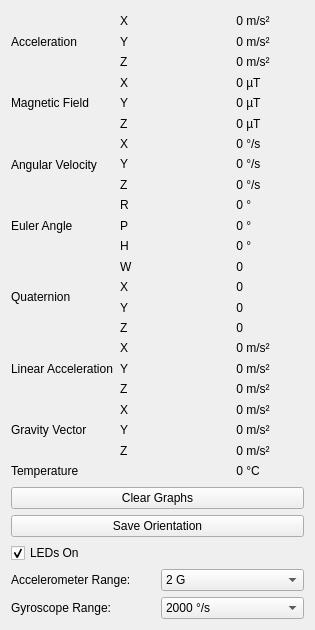
The window that src/brickv/plugin_system/plugins/imu_v2/ui/imu_v2.ui (Tinkerforge/brickv) describes before a commit, drawn with Qt 5.
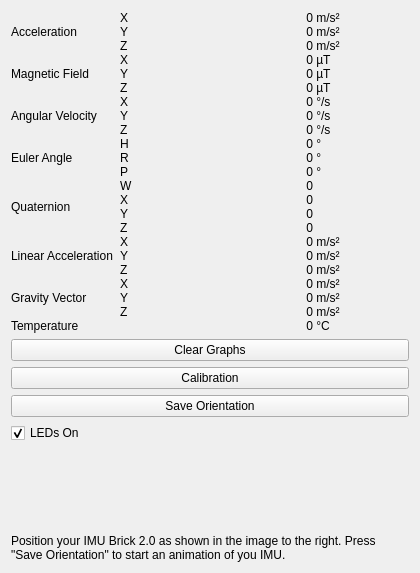
The same window after the commit.

Commit message: Add Calibration Window and reorder buttons

```diff
--- a/src/brickv/plugin_system/plugins/imu_v2/ui/imu_v2.ui
+++ b/src/brickv/plugin_system/plugins/imu_v2/ui/imu_v2.ui
@@ -6,8 +6,8 @@
    <rect>
     <x>0</x>
     <y>0</y>
-    <width>315</width>
-    <height>630</height>
+    <width>420</width>
+    <height>573</height>
    </rect>
   </property>
   <property name="windowTitle">
@@ -56,36 +56,6 @@
          </property>
         </widget>
        </item>
-       <item row="9" column="2">
-        <widget class="QLabel" name="label_euler_angle_roll">
-         <property name="text">
-          <string>0</string>
-         </property>
-         <property name="alignment">
-          <set>Qt::AlignRight|Qt::AlignTrailing|Qt::AlignVCenter</set>
-         </property>
-        </widget>
-       </item>
-       <item row="10" column="2">
-        <widget class="QLabel" name="label_euler_angle_pitch">
-         <property name="text">
-          <string>0</string>
-         </property>
-         <property name="alignment">
-          <set>Qt::AlignRight|Qt::AlignTrailing|Qt::AlignVCenter</set>
-         </property>
-        </widget>
-       </item>
-       <item row="11" column="2">
-        <widget class="QLabel" name="label_euler_angle_heading">
-         <property name="text">
-          <string>0</string>
-         </property>
-         <property name="alignment">
-          <set>Qt::AlignRight|Qt::AlignTrailing|Qt::AlignVCenter</set>
-         </property>
-        </widget>
-       </item>
        <item row="12" column="2">
         <widget class="QLabel" name="label_quaternion_w">
          <property name="text">
@@ -169,20 +139,6 @@
          </property>
         </widget>
        </item>
-       <item row="9" column="1">
-        <widget class="QLabel" name="label_euler_angle_21">
-         <property name="text">
-          <string>R</string>
-         </property>
-        </widget>
-       </item>
-       <item row="11" column="1">
-        <widget class="QLabel" name="label_euler_angle_23">
-         <property name="text">
-          <string>H</string>
-         </property>
-        </widget>
-       </item>
        <item row="13" column="1">
         <widget class="QLabel" name="label_quaternion_22">
          <property name="text">
@@ -190,13 +146,6 @@
          </property>
         </widget>
        </item>
-       <item row="10" column="1">
-        <widget class="QLabel" name="label_euler_angle_22">
-         <property name="text">
-          <string>P</string>
-         </property>
-        </widget>
-       </item>
        <item row="12" column="1">
         <widget class="QLabel" name="label_quaternion_21">
          <property name="text">
@@ -632,6 +581,57 @@
          </property>
         </widget>
        </item>
+       <item row="10" column="1">
+        <widget class="QLabel" name="label_euler_angle_21">
+         <property name="text">
+          <string>R</string>
+         </property>
+        </widget>
+       </item>
+       <item row="9" column="1">
+        <widget class="QLabel" name="label_euler_angle_23">
+         <property name="text">
+          <string>H</string>
+         </property>
+        </widget>
+       </item>
+       <item row="11" column="1">
+        <widget class="QLabel" name="label_euler_angle_22">
+         <property name="text">
+          <string>P</string>
+         </property>
+        </widget>
+       </item>
+       <item row="9" column="2">
+        <widget class="QLabel" name="label_euler_angle_heading">
+         <property name="text">
+          <string>0</string>
+         </property>
+         <property name="alignment">
+          <set>Qt::AlignRight|Qt::AlignTrailing|Qt::AlignVCenter</set>
+         </property>
+        </widget>
+       </item>
+       <item row="11" column="2">
+        <widget class="QLabel" name="label_euler_angle_pitch">
+         <property name="text">
+          <string>0</string>
+         </property>
+         <property name="alignment">
+          <set>Qt::AlignRight|Qt::AlignTrailing|Qt::AlignVCenter</set>
+         </property>
+        </widget>
+       </item>
+       <item row="10" column="2">
+        <widget class="QLabel" name="label_euler_angle_roll">
+         <property name="text">
+          <string>0</string>
+         </property>
+         <property name="alignment">
+          <set>Qt::AlignRight|Qt::AlignTrailing|Qt::AlignVCenter</set>
+         </property>
+        </widget>
+       </item>
       </layout>
      </item>
      <item>
@@ -639,118 +639,58 @@
        <item>
         <layout class="QVBoxLayout" name="verticalLayout">
          <item>
-          <layout class="QHBoxLayout" name="horizontalLayout">
-           <item>
-            <widget class="QPushButton" name="clear_graphs">
-             <property name="text">
-              <string>Clear Graphs</string>
-             </property>
-            </widget>
-           </item>
-          </layout>
+          <widget class="QPushButton" name="clear_graphs">
+           <property name="text">
+            <string>Clear Graphs</string>
+           </property>
+          </widget>
          </item>
          <item>
-          <layout class="QHBoxLayout" name="horizontalLayout_3">
-           <item>
-            <widget class="QPushButton" name="save_orientation">
-             <property name="text">
-              <string>Save Orientation</string>
-             </property>
-            </widget>
-           </item>
-          </layout>
+          <widget class="QPushButton" name="button_calibration">
+           <property name="text">
+            <string>Calibration</string>
+           </property>
+          </widget>
          </item>
          <item>
-          <layout class="QHBoxLayout" name="horizontalLayout_6">
-           <item>
-            <widget class="QCheckBox" name="checkbox_leds">
-             <property name="text">
-              <string>LEDs On</string>
-             </property>
-             <property name="checked">
-              <bool>true</bool>
-             </property>
-            </widget>
-           </item>
-          </layout>
+          <widget class="QPushButton" name="save_orientation">
+           <property name="text">
+            <string>Save Orientation</string>
+           </property>
+          </widget>
          </item>
          <item>
-          <layout class="QHBoxLayout" name="horizontalLayout_5">
-           <item>
-            <widget class="QLabel" name="label">
-             <property name="text">
-              <string>Accelerometer Range:</string>
-             </property>
-            </widget>
-           </item>
-           <item>
-            <widget class="QComboBox" name="box_range_acc">
-             <property name="currentIndex">
-              <number>0</number>
-             </property>
-             <item>
-              <property name="text">
-               <string>2 G</string>
-              </property>
-             </item>
-             <item>
-              <property name="text">
-               <string>4 G</string>
-              </property>
-             </item>
-             <item>
-              <property name="text">
-               <string>8 G</string>
-              </property>
-             </item>
-             <item>
-              <property name="text">
-               <string>16 G</string>
-              </property>
-             </item>
-            </widget>
-           </item>
-          </layout>
+          <widget class="QCheckBox" name="checkbox_leds">
+           <property name="text">
+            <string>LEDs On</string>
+           </property>
+           <property name="checked">
+            <bool>true</bool>
+           </property>
+          </widget>
          </item>
          <item>
-          <layout class="QHBoxLayout" name="horizontalLayout_4">
-           <item>
-            <widget class="QLabel" name="label_2">
-             <property name="text">
-              <string>Gyroscope Range:</string>
-             </property>
-            </widget>
-           </item>
-           <item>
-            <widget class="QComboBox" name="box_range_gyr">
-             <item>
-              <property name="text">
-               <string>2000 °/s</string>
-              </property>
-             </item>
-             <item>
-              <property name="text">
-               <string>1000 °/s</string>
-              </property>
-             </item>
-             <item>
-              <property name="text">
-               <string>500 °/s</string>
-              </property>
-             </item>
-             <item>
-              <property name="text">
-               <string>250 °/s</string>
-              </property>
-             </item>
-             <item>
-              <property name="text">
-               <string>125 °/s</string>
-              </property>
-             </item>
-            </widget>
-           </item>
-          </layout>
+          <spacer name="verticalSpacer">
+           <property name="orientation">
+            <enum>Qt::Vertical</enum>
+           </property>
+           <property name="sizeHint" stdset="0">
+            <size>
+             <width>20</width>
+             <height>40</height>
+            </size>
+           </property>
+          </spacer>
+         </item>
+         <item>
+          <widget class="QLabel" name="orientation_label">
+           <property name="text">
+            <string>Position your IMU Brick 2.0 as shown in the image to the right. Press &quot;Save Orientation&quot; to start an animation of you IMU.</string>
+           </property>
+           <property name="wordWrap">
+            <bool>true</bool>
+           </property>
+          </widget>
          </item>
         </layout>
        </item>
```
The commit also changes 4 other files.
